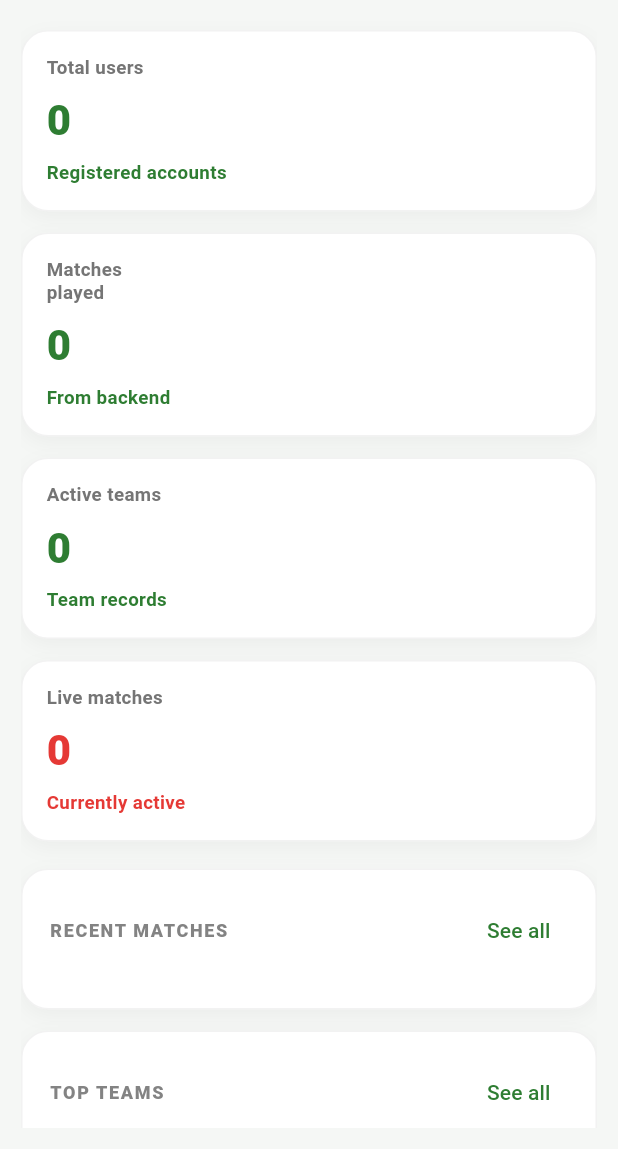
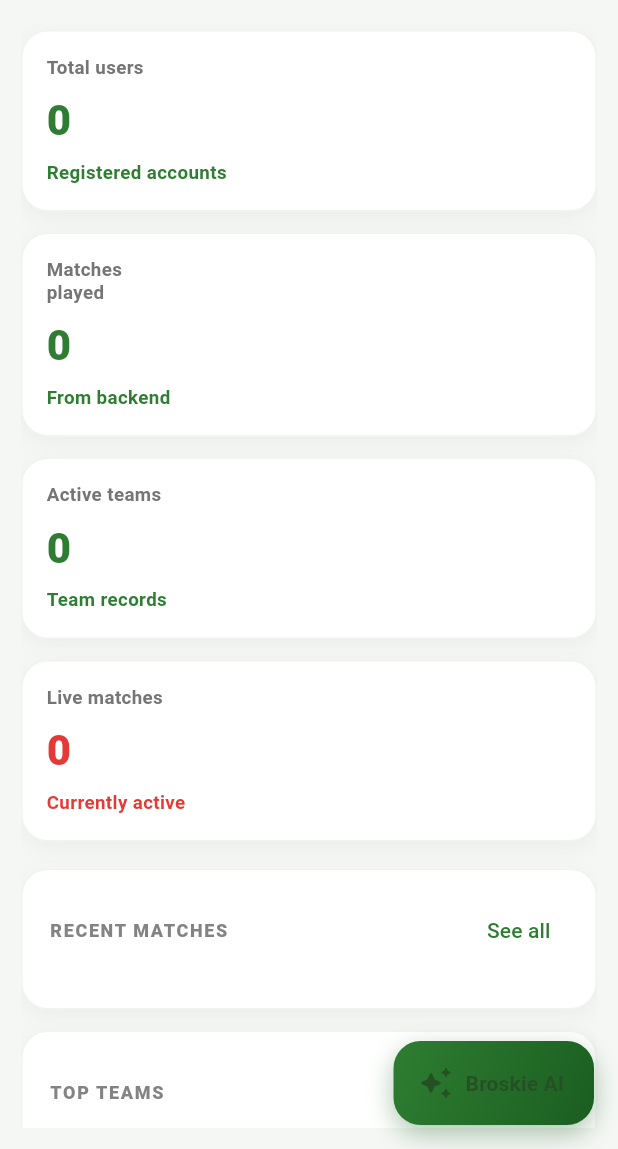
Before and after one commit to abdul-raheem-fast/gully-score, a Flutter app: the _AdminDashboardLayout screen opened directly, on a phone screen of 412 x 824 dp, the part 87-1236 px from its top. Run offline on Flutter 3.47's test engine with Material 3 defaults, Android fonts, the light colour scheme and no system bars; our stand-ins replace supabase_flutter; accounts and stored records are empty.

Commit message:
AI Chatbot interface changed

```diff
--- a/lib/screens/admin/admin_dashboard_screen.dart
+++ b/lib/screens/admin/admin_dashboard_screen.dart
@@ -49,9 +49,6 @@ class _AdminDashboardLayoutState extends State<_AdminDashboardLayout> {
         break;
       case _AdminNav.settings:
         Navigator.pushNamed(context, RoutePaths.adminSettings);
-        break;
-      case _AdminNav.ai:
-        Navigator.pushNamed(context, RoutePaths.adminAiChat);
         break;
       case _AdminNav.reports:
         Navigator.pushNamed(context, RoutePaths.adminReports);
@@ -106,12 +103,18 @@ class _AdminDashboardLayoutState extends State<_AdminDashboardLayout> {
 
         if (showSidebar) {
           return Scaffold(
+            floatingActionButton: _AiFab(
+              onTap: () => Navigator.pushNamed(context, RoutePaths.adminAiChat),
+            ),
             body: Builder(
                 builder: (scaffoldContext) => buildBody(scaffoldContext)),
           );
         }
 
         return Scaffold(
+          floatingActionButton: _AiFab(
+            onTap: () => Navigator.pushNamed(context, RoutePaths.adminAiChat),
+          ),
           drawer: Drawer(
             child: _Sidebar(
               selected: _selected,
@@ -137,7 +140,6 @@ enum _AdminNav {
   inbox,
   users,
   settings,
-  ai,
   reports
 }
 
@@ -234,12 +236,6 @@ class _Sidebar extends StatelessWidget {
                     label: 'Settings',
                     active: selected == _AdminNav.settings,
                     onTap: () => onSelect(_AdminNav.settings),
-                  ),
-                  _navItem(
-                    icon: Icons.auto_awesome_outlined,
-                    label: 'Broskie AI',
-                    active: selected == _AdminNav.ai,
-                    onTap: () => onSelect(_AdminNav.ai),
                   ),
                   _navItem(
                     icon: Icons.bar_chart_outlined,
@@ -366,6 +362,43 @@ class _Sidebar extends StatelessWidget {
             ],
           ),
         ),
+      ),
+    );
+  }
+}
+
+class _AiFab extends StatelessWidget {
+  final VoidCallback onTap;
+  const _AiFab({required this.onTap});
+
+  @override
+  Widget build(BuildContext context) {
+    return Container(
+      decoration: BoxDecoration(
+        borderRadius: BorderRadius.circular(18),
+        gradient: const LinearGradient(
+          colors: [Color(0xFF2E7D32), Color(0xFF1B5E20)],
+          begin: Alignment.topLeft,
+          end: Alignment.bottomRight,
+        ),
+        boxShadow: [
+          BoxShadow(
+            color: C.g1.withOpacity(0.35),
+            blurRadius: 14,
+            offset: const Offset(0, 6),
+          ),
+        ],
+      ),
+      child: FloatingActionButton.extended(
+        heroTag: 'admin_broskie_ai_fab',
+        onPressed: onTap,
+        backgroundColor: Colors.transparent,
+        elevation: 0,
+        label: const Text(
+          'Broskie AI',
+          style: TextStyle(fontWeight: FontWeight.w700),
+        ),
+        icon: const Icon(Icons.auto_awesome_rounded),
       ),
     );
   }
```
